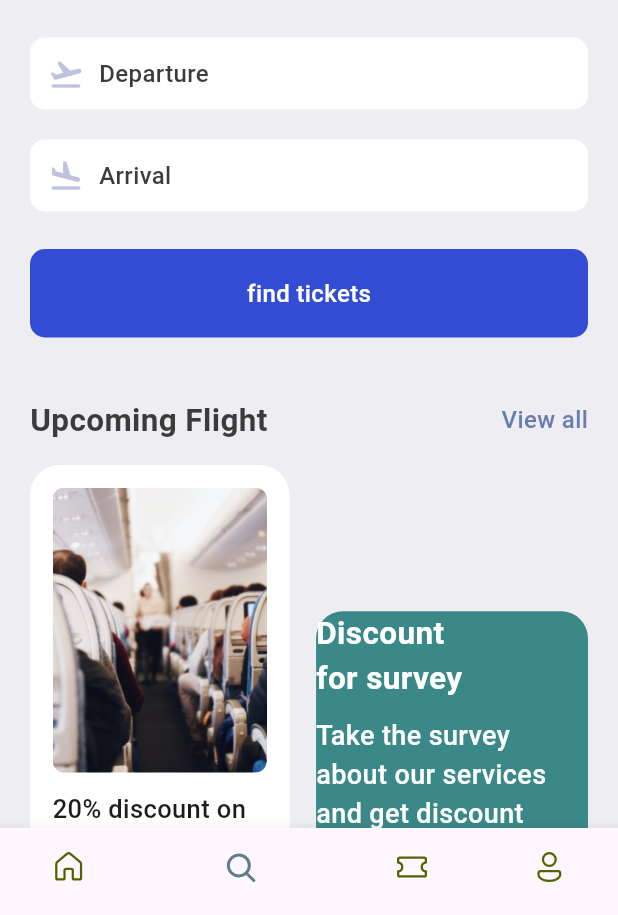
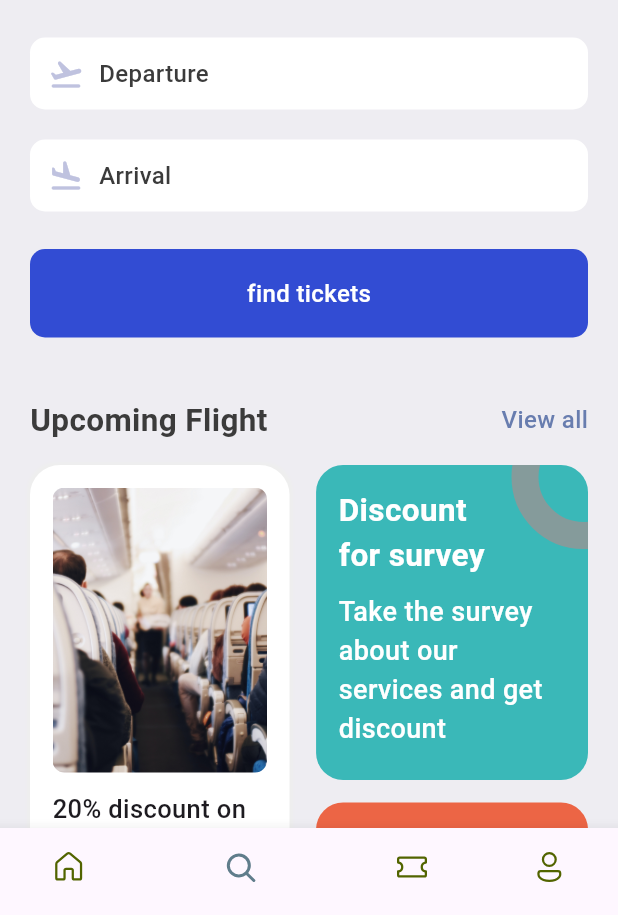
Before and after one commit to sithumoemyint-code/flutter_course_absolute_beginners, a Flutter app: the screen it shows after launch, item 2 of the bottom bar chosen, on a phone screen of 412 x 824 dp, the part 321-1236 px from its top. Run offline on Flutter 3.47's test engine with Material 3 defaults, Android fonts, the phone set to English and light mode, and no system bars; our stand-ins replace fluentui_icons.

Commit message:
search screen UI done

```diff
--- a/lib/base/res/styles/app_styles.dart
+++ b/lib/base/res/styles/app_styles.dart
@@ -12,6 +12,7 @@ class AppStyles {
   static Color ticketTabColor = const Color(0xFFF4F6FD);
   static Color planeColor = const Color(0xFFBFC2DF);
   static Color findTicketColor = const Color(0xD91130CE);
+  static Color circleColor = const Color(0xFF1899999);
 
   static TextStyle textStyle = TextStyle(
     fontSize: 16,
--- a/lib/screens/search/search_screen.dart
+++ b/lib/screens/search/search_screen.dart
@@ -1,5 +1,4 @@
 import 'package:flutter/material.dart';
-import 'package:my_app/base/res/media.dart' show AppMedia;
 import 'package:my_app/base/res/styles/app_styles.dart' show AppStyles;
 import 'package:my_app/base/widgets/app_double_text.dart' show AppDoubleText;
 import 'package:my_app/routes/routes.dart' show AppRoutes;
@@ -9,14 +8,14 @@ import 'package:my_app/screens/search/widgets/app_ticket_tabs.dart'
     show AppTicketTabs;
 import 'package:my_app/screens/search/widgets/find_tickets.dart'
     show FindTickets;
+import 'package:my_app/screens/search/widgets/ticket_promotion.dart'
+    show TicketPromotion;
 
 class SearchScreen extends StatelessWidget {
   const SearchScreen({super.key});
 
   @override
   Widget build(BuildContext context) {
-    final size = MediaQuery.of(context).size;
-
     return Scaffold(
       backgroundColor: AppStyles.bgColor,
       body: ListView(
@@ -45,84 +44,7 @@ class SearchScreen extends StatelessWidget {
             func: () => Navigator.pushNamed(context, AppRoutes.allTickets),
           ),
           const SizedBox(height: 15),
-          Row(
-            mainAxisAlignment: MainAxisAlignment.spaceBetween,
-            children: [
-              Container(
-                padding: const EdgeInsets.symmetric(
-                  horizontal: 15,
-                  vertical: 15,
-                ),
-                width: size.width * .42,
-                height: 405,
-                decoration: BoxDecoration(
-                  borderRadius: BorderRadius.circular(20),
-                  color: Colors.white,
-                  boxShadow: [
-                    BoxShadow(
-                      color: Colors.grey.shade200,
-                      blurRadius: 1,
-                      spreadRadius: 2,
-                    ),
-                  ],
-                ),
-                child: Column(
-                  children: [
-                    Container(
-                      height: 190,
-                      decoration: BoxDecoration(
-                        borderRadius: BorderRadius.circular(8),
-                        image: DecorationImage(
-                          fit: BoxFit.cover,
-                          image: AssetImage(AppMedia.planeSit),
-                        ),
-                      ),
-                    ),
-
-                    const SizedBox(height: 12),
-                    Text(
-                      "20% discount on the early booking of this flight. Don't miss",
-                      style: AppStyles.headLineStyle3,
-                    ),
-                  ],
-                ),
-              ),
-              Column(
-                children: [
-                  Container(
-                    width: size.width * .44,
-                    height: 210,
-                    decoration: BoxDecoration(
-                      color: const Color(0xFF3A8888),
-                      borderRadius: BorderRadius.circular(18),
-                    ),
-                    child: Column(
-                      crossAxisAlignment: CrossAxisAlignment.start,
-                      children: [
-                        Text(
-                          "Discount\nfor survey",
-                          style: AppStyles.headLineStyle2.copyWith(
-                            fontWeight: FontWeight.bold,
-                            color: Colors.white,
-                          ),
-                        ),
-                        const SizedBox(height: 10),
-                        Text(
-                          "Take the survey about our services and get discount",
-                          style: AppStyles.headLineStyle2.copyWith(
-                            fontWeight: FontWeight.w500,
-
-                            color: Colors.white,
-                            fontSize: 18,
-                          ),
-                        ),
-                      ],
-                    ),
-                  ),
-                ],
-              ),
-            ],
-          ),
+          const TicketPromotion(),
         ],
       ),
     );
--- /dev/null
+++ b/lib/screens/search/widgets/ticket_promotion.dart
@@ -0,0 +1,130 @@
+import 'package:flutter/material.dart';
+import 'package:my_app/base/res/media.dart' show AppMedia;
+import 'package:my_app/base/res/styles/app_styles.dart' show AppStyles;
+
+class TicketPromotion extends StatelessWidget {
+  const TicketPromotion({super.key});
+
+  @override
+  Widget build(BuildContext context) {
+    final size = MediaQuery.of(context).size;
+
+    return Row(
+      mainAxisAlignment: MainAxisAlignment.spaceBetween,
+      children: [
+        Container(
+          padding: const EdgeInsets.symmetric(horizontal: 15, vertical: 15),
+          width: size.width * .42,
+          height: 435,
+          decoration: BoxDecoration(
+            borderRadius: BorderRadius.circular(20),
+            color: Colors.white,
+            boxShadow: [
+              BoxShadow(
+                color: Colors.grey.shade200,
+                blurRadius: 1,
+                spreadRadius: 2,
+              ),
+            ],
+          ),
+          child: Column(
+            children: [
+              Container(
+                height: 190,
+                decoration: BoxDecoration(
+                  borderRadius: BorderRadius.circular(8),
+                  image: DecorationImage(
+                    fit: BoxFit.cover,
+                    image: AssetImage(AppMedia.planeSit),
+                  ),
+                ),
+              ),
+
+              const SizedBox(height: 12),
+              Text(
+                "20% discount on the early booking of this flight. Don't miss",
+                style: AppStyles.headLineStyle3,
+              ),
+            ],
+          ),
+        ),
+        Column(
+          children: [
+            Stack(
+              children: [
+                Container(
+                  padding: const EdgeInsets.symmetric(
+                    vertical: 15,
+                    horizontal: 15,
+                  ),
+                  width: size.width * .44,
+                  height: 210,
+                  decoration: BoxDecoration(
+                    color: const Color(0xFF3AB8B8),
+                    borderRadius: BorderRadius.circular(18),
+                  ),
+                  child: Column(
+                    crossAxisAlignment: CrossAxisAlignment.start,
+                    children: [
+                      Text(
+                        "Discount\nfor survey",
+                        style: AppStyles.headLineStyle2.copyWith(
+                          fontWeight: FontWeight.bold,
+                          color: Colors.white,
+                        ),
+                      ),
+                      const SizedBox(height: 10),
+                      Text(
+                        "Take the survey about our services and get discount",
+                        style: AppStyles.headLineStyle2.copyWith(
+                          fontWeight: FontWeight.w500,
+
+                          color: Colors.white,
+                          fontSize: 18,
+                        ),
+                      ),
+                    ],
+                  ),
+                ),
+                Positioned(
+                  right: -45,
+                  top: -40,
+                  child: Container(
+                    padding: const EdgeInsets.all(30),
+                    decoration: BoxDecoration(
+                      shape: BoxShape.circle,
+                      border: Border.all(
+                        width: 18,
+                        color: AppStyles.circleColor,
+                      ),
+                    ),
+                  ),
+                ),
+              ],
+            ),
+            SizedBox(height: 15),
+            Container(
+              padding: const EdgeInsets.symmetric(vertical: 15, horizontal: 15),
+              width: size.width * 0.44,
+              height: 210,
+              decoration: BoxDecoration(
+                color: const Color(0xFFEC6545),
+                borderRadius: BorderRadius.circular(18),
+              ),
+              child: Column(
+                children: [
+                  Text(
+                    "Take Love",
+                    style: AppStyles.headLineStyle2.copyWith(
+                      color: Colors.white,
+                    ),
+                  ),
+                ],
+              ),
+            ),
+          ],
+        ),
+      ],
+    );
+  }
+}
```
